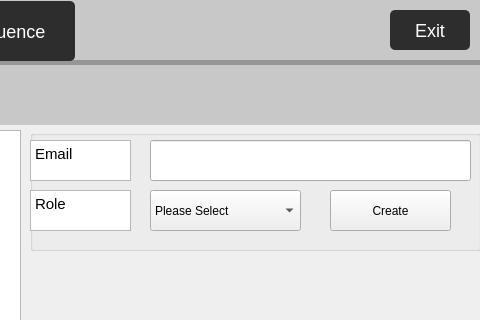
This is code/Staging_Environment/Recovered/Staging_Environment_Recorverd/parentboard.ui in muazzamaqeel/Software-Project-CTS-5 as Qt 5 draws it before an edit; both pictures show x 800 to 1280 and y 0 to 320 of the 1280 by 720 pixel window. The edited form follows.
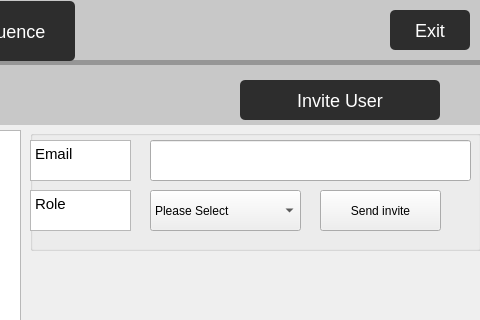
This is the edited form. Icons and pictures are not drawn.

What changed in the file:
```diff
--- a/code/Staging_Environment/Recovered/Staging_Environment_Recorverd/parentboard.ui
+++ b/code/Staging_Environment/Recovered/Staging_Environment_Recorverd/parentboard.ui
@@ -2007,14 +2007,14 @@
      <widget class="QPushButton" name="CreateUser_Button">
       <property name="geometry">
        <rect>
-        <x>300</x>
+        <x>290</x>
         <y>60</y>
         <width>121</width>
         <height>41</height>
        </rect>
       </property>
       <property name="text">
-       <string>Create</string>
+       <string>Send invite</string>
       </property>
      </widget>
     </widget>
@@ -2120,6 +2120,57 @@
       </rect>
      </property>
     </widget>
+    <widget class="QPushButton" name="button_inviteUser">
+     <property name="geometry">
+      <rect>
+       <x>1040</x>
+       <y>20</y>
+       <width>200</width>
+       <height>40</height>
+      </rect>
+     </property>
+     <property name="minimumSize">
+      <size>
+       <width>200</width>
+       <height>40</height>
+      </size>
+     </property>
+     <property name="maximumSize">
+      <size>
+       <width>90</width>
+       <height>40</height>
+      </size>
+     </property>
+     <property name="autoFillBackground">
+      <bool>false</bool>
+     </property>
+     <property name="styleSheet">
+      <string notr="true">QPushButton {
+    background-color: #2D2D2D; /* Dark grey background */
+    color: white; /* White text */
+    border-radius: 5px; /* Rounded corners */
+    padding: 10px 20px; /* Padding around text */
+    font-size: 18px; /* Font size */
+    border: none; /* No border */
+    text-align: center; /* Center text */
+    /* Removed unsupported properties: display, transition, cursor */
+}
+
+QPushButton:hover {
+    background-color: #3A3A3A; /* Slightly lighter grey on hover */
+    /* Qt does not support box-shadow directly */
+}
+
+QPushButton:pressed {
+    background-color: #1A1A1A; /* Even lighter grey for pressed state */
+    /* Removed unsupported box-shadow */
+}
+</string>
+     </property>
+     <property name="text">
+      <string>Invite User</string>
+     </property>
+    </widget>
    </widget>
    <widget class="QWidget" name="sprintsPage">
     <widget class="QLabel" name="selectorS">
```
Left out of the diff: 2 changed lines with no effect on the pictures.
